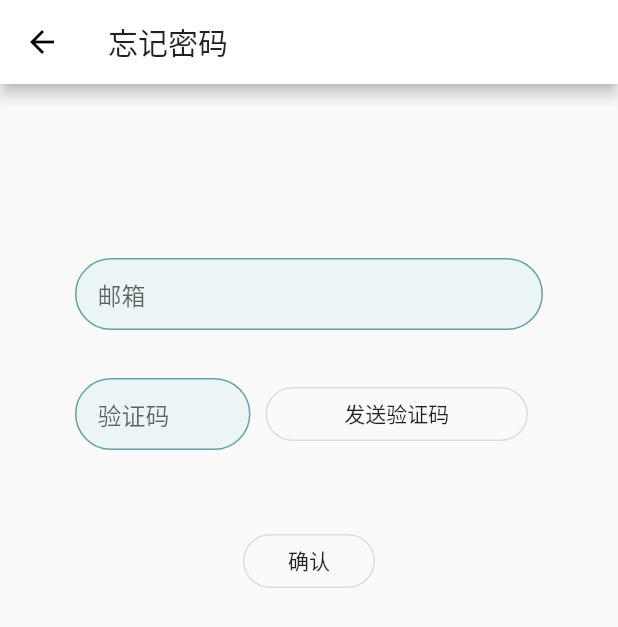
After one commit to ReevooQuiz/Sofia, a Flutter app: the Login screen opened directly, after a tap on "忘记密码？", on a phone screen of 412 x 824 dp. The commit adds this screen. Shown: the top 627 px of the screen. Run offline on Flutter 3.47's test engine with Material 2 defaults, Android fonts, the phone set to English and light mode, and no system bars; our stand-ins replace image_picker, mvc_pattern; accounts and stored records are empty.

Commit message:
feat: forget password fix: an issue that cause confirm password wrongly checked

```diff
--- a/mobile/lib/src/controller/home.dart
+++ b/mobile/lib/src/controller/home.dart
@@ -1,6 +1,7 @@
 import 'package:flutter/cupertino.dart';
 import 'package:flutter/material.dart';
 import 'package:mobile/src/controller.dart';
+import 'package:mobile/src/view.dart';
 
 class HomeCon extends ControllerMVC {
   static HomeCon _this;
--- a/mobile/lib/src/model/answer.dart
+++ b/mobile/lib/src/model/answer.dart
@@ -1,4 +1,3 @@
-
 class Answer {
   final int answerId;
   final int answerer;
@@ -33,5 +32,6 @@ class Answer {
         json['like_count'],
         DateTime.tryParse(json['time']));
   }
-  Map<String, dynamic> toJson()=>{'qid':this.questionId,'content':this.content};
+  Map<String, dynamic> toJson() =>
+      {'qid': this.questionId, 'content': this.content};
 }
--- a/mobile/lib/src/view.dart
+++ b/mobile/lib/src/view.dart
@@ -6,3 +6,6 @@ export 'view/hotlist.dart';
 export 'view/me.dart';
 export 'view/timeline.dart';
 export 'view/list_component/question.dart';
+export 'view/signin.dart';
+export 'view/forget_password.dart';
+export 'view/account/verify_code_button.dart';
--- /dev/null
+++ b/mobile/lib/src/view/account/verify_code_button.dart
@@ -0,0 +1,55 @@
+import 'dart:async';
+
+import 'package:flutter/cupertino.dart';
+import 'package:flutter/material.dart';
+import 'package:mobile/src/controller.dart';
+
+class VerifyCodeButton extends StatefulWidget {
+  @override
+  State<StatefulWidget> createState() => _EmailVaildater();
+}
+
+class _EmailVaildater extends StateMVC<VerifyCodeButton> {
+  AccountCon _accountCon;
+  bool _sendState;
+  int _countDown;
+  _EmailVaildater() : super(AccountCon()) {
+    _accountCon = AccountCon.con;
+    _countDown = 60;
+    _sendState = false;
+  }
+  @override
+  Widget build(BuildContext context) {
+    if (_sendState == false) {
+      return OutlineButton(onPressed: _startTimer, child: Text('发送验证码'));
+    } else {
+      return OutlineButton(
+          onPressed: null, child: Text(_countDown.toString() + '秒后重新发送'));
+    }
+  }
+
+  void _startTimer() async {
+    const oneSec = const Duration(seconds: 1);
+    _sendState = true;
+    if (await _accountCon.verifyEmail()) {
+      Scaffold.of(context)
+          .showSnackBar(SnackBar(content: Text('已向邮箱发送验证码，请注意查收。')));
+      new Timer.periodic(
+        oneSec,
+        (Timer timer) {
+          if (_countDown == 0) {
+            setState(() {
+              timer.cancel();
+              _countDown = 60;
+              _sendState = false;
+            });
+          } else {
+            setState(() {
+              _countDown--;
+            });
+          }
+        },
+      );
+    }
+  }
+}
--- /dev/null
+++ b/mobile/lib/src/view/forget_password.dart
@@ -0,0 +1,149 @@
+import 'package:flutter/cupertino.dart';
+import 'package:flutter/material.dart';
+import 'package:mobile/src/view.dart';
+import 'package:mvc_pattern/mvc_pattern.dart';
+import 'package:mobile/src/controller.dart';
+
+class ForgetPassword extends StatefulWidget {
+  @override
+  _ForgetPasswordState createState() => _ForgetPasswordState();
+}
+
+class _ForgetPasswordState extends StateMVC<ForgetPassword> {
+  AccountCon _accountCon;
+  bool _change = false;
+  _ForgetPasswordState() : super(AccountCon()) {
+    _accountCon = AccountCon.con;
+    _accountCon.changePwTrigger = () => _changePassword();
+  }
+
+  void _changePassword() {
+    setState(() {
+      _change = true;
+    });
+  }
+
+  @override
+  Widget build(BuildContext context) {
+    if (_change)
+      return Padding(
+          padding: const EdgeInsets.symmetric(vertical: 100),
+          child: Form(
+            key: _accountCon.changeFormKey,
+            child: Column(
+              mainAxisAlignment: MainAxisAlignment.center,
+              children: [
+                Padding(
+                  padding: const EdgeInsets.symmetric(
+                      vertical: 16.0, horizontal: 50.0),
+                  child: TextFormField(
+                    decoration: const InputDecoration(hintText: '密码'),
+                    validator: (value) {
+                      if (value.isEmpty) {
+                        return '请输入密码';
+                      }
+                      if (value.trim().length < 6) return '请输入至少6位的密码';
+                      return null;
+                    },
+                    obscureText: true,
+                    onChanged: (value) {
+                      _accountCon.password = value;
+                    },
+                    onSaved: (value) {
+                      _accountCon.password = value;
+                    },
+                    textInputAction: TextInputAction.next,
+                  ),
+                ),
+                Padding(
+                  padding: const EdgeInsets.symmetric(
+                      vertical: 16.0, horizontal: 50.0),
+                  child: TextFormField(
+                    decoration: const InputDecoration(hintText: '确认密码'),
+                    validator: (value) {
+                      if (value.isEmpty) return '请再次输入密码';
+                      if (_accountCon.validPassword(value) == false)
+                        return '两次输入密码不一致';
+                      return null;
+                    },
+                    obscureText: true,
+                    onSaved: (value) {
+                      _accountCon.password = value;
+                    },
+                    textInputAction: TextInputAction.next,
+                  ),
+                ),
+                _accountCon.changePassword
+              ],
+            ),
+          ));
+    return Padding(
+        padding: const EdgeInsets.symmetric(vertical: 100),
+        child: Column(
+          mainAxisAlignment: MainAxisAlignment.center,
+          children: [
+            Form(
+              key: _accountCon.forgetFormKey,
+              child: Column(
+                crossAxisAlignment: CrossAxisAlignment.center,
+                children: <Widget>[
+                  Padding(
+                    padding: const EdgeInsets.symmetric(
+                        vertical: 16.0, horizontal: 50.0),
+                    child: TextFormField(
+                      decoration: const InputDecoration(hintText: '邮箱'),
+                      validator: (value) {
+                        if (value.trim().isEmpty) return '请输入邮箱';
+                        if (_accountCon.isEmail(value) == false)
+                          return '请输入正确格式的电子邮箱地址';
+                        return null;
+                      },
+                      onSaved: (value) {
+                        _accountCon.email = value;
+                      },
+                      textInputAction: TextInputAction.next,
+                    ),
+                  ),
+                  Padding(
+                      padding: const EdgeInsets.symmetric(
+                          vertical: 16.0, horizontal: 50.0),
+                      child: Column(children: [
+                        Row(
+                          mainAxisAlignment: MainAxisAlignment.spaceEvenly,
+                          mainAxisSize: MainAxisSize.min,
+                          children: [
+                            Expanded(
+                                flex: 3,
+                                child: TextFormField(
+                                  decoration:
+                                      const InputDecoration(hintText: '验证码'),
+                                  onSaved: (value) {
+                                    _accountCon.code = value;
+                                  },
+                                  validator: (value) =>
+                                      _accountCon.validateCode(value)
+                                          ? null
+                                          : '输入验证码',
+                                  textInputAction: TextInputAction.next,
+                                )),
+                            Expanded(
+                                flex: 5,
+                                child: Padding(
+                                  child: VerifyCodeButton(),
+                                  padding: const EdgeInsets.symmetric(
+                                      horizontal: 10.0),
+                                ))
+                          ],
+                        ),
+                        Padding(
+                          padding: const EdgeInsets.symmetric(vertical: 50.0),
+                          child: _accountCon.codeVerifier,
+                        )
+                      ])),
+                ],
+              ),
+            )
+          ],
+        ));
+  }
+}
--- a/mobile/lib/src/view/login.dart
+++ b/mobile/lib/src/view/login.dart
@@ -1,6 +1,7 @@
 import 'package:flutter/cupertino.dart';
 import 'package:flutter/material.dart';
 import 'package:mobile/src/controller/account.dart';
+import 'package:mobile/src/view.dart';
 import 'package:mvc_pattern/mvc_pattern.dart';
 
 class Login extends StatefulWidget {
@@ -10,44 +11,58 @@ class Login extends StatefulWidget {
 
 class LoginState extends StateMVC<Login> {
   AccountCon _accountCon;
-
+  String _title;
   LoginState() : super(AccountCon()) {
     _accountCon = AccountCon.con;
+    _accountCon.forgetTrigger = () => forgetPassword();
+    _title = '登录';
+  }
+  void forgetPassword() {
+    setState(() {
+      if (_title == '登录')
+        _title = '忘记密码';
+      else
+        _title = '登录';
+    });
   }
 
   @override
   Widget build(BuildContext context) {
     return Scaffold(
         appBar: AppBar(
-          title: Text("登录"),
+          title: Text(_title),
+          leading: _title == '登录'
+              ? null
+              : IconButton(
+                  icon: Icon(Icons.arrow_back),
+                  onPressed: () => forgetPassword()),
           backgroundColor: Colors.white,
         ),
-        body: SingleChildScrollView(
-            child: Padding(
+        body: SingleChildScrollView(child: _form()));
+  }
+
+  Widget _form() {
+    if (_title == '登录') {
+      return Padding(
           padding: EdgeInsets.symmetric(vertical: 100),
-                child: Column(
-                    mainAxisAlignment: MainAxisAlignment.center,
-                    children: [
+          child: Column(mainAxisAlignment: MainAxisAlignment.center, children: [
             Form(
                 key: _accountCon.formKey,
                 child: Column(
                   crossAxisAlignment: CrossAxisAlignment.center,
                   children: <Widget>[
                     Padding(
-                                  padding: const EdgeInsets.symmetric(
-                                      vertical: 50.0),
+                        padding: const EdgeInsets.symmetric(vertical: 50.0),
                         child: Text(
                           'Reevoo σοφία',
                           style: TextStyle(
-                                        fontSize: 30,
-                                        fontWeight: FontWeight.bold),
+                              fontSize: 30, fontWeight: FontWeight.bold),
                         )),
                     Padding(
                         padding: const EdgeInsets.symmetric(
                             vertical: 16.0, horizontal: 50.0),
                         child: TextFormField(
-                                    decoration:
-                                        const InputDecoration(hintText: '用户名'),
+                          decoration: const InputDecoration(hintText: '用户名'),
                           validator: (value) {
                             if (value.isEmpty) {
                               return '请输入用户名';
@@ -63,13 +78,15 @@ class LoginState extends StateMVC<Login> {
                       padding: const EdgeInsets.symmetric(
                           vertical: 16.0, horizontal: 50.0),
                       child: TextFormField(
-                                  decoration:
-                                      const InputDecoration(hintText: '密码'),
+                        decoration: const InputDecoration(hintText: '密码'),
                         validator: (value) {
                           if (value.isEmpty) {
                             return '请输入密码';
                           }
                           return null;
+                        },
+                        onChanged: (value) {
+                          _accountCon.password = value;
                         },
                         obscureText: true,
                         onSaved: (value) {
@@ -80,15 +97,22 @@ class LoginState extends StateMVC<Login> {
                     Padding(
                         padding: const EdgeInsets.symmetric(
                             vertical: 20.0, horizontal: 10.0),
-                                  child: Row(
+                        child: Column(
+                            mainAxisAlignment: MainAxisAlignment.center,
+                            children: [
+                              _accountCon.forgetPassword,
+                              Row(
                                   mainAxisAlignment:
                                       MainAxisAlignment.spaceEvenly,
                                   children: [
                                     _accountCon.signIn,
                                     _accountCon.login
+                                  ])
                             ])),
                   ],
                 ))
-                    ]))));
+          ]));
+    } else
+      return ForgetPassword();
   }
 }
--- a/mobile/pubspec.yaml
+++ b/mobile/pubspec.yaml
@@ -24,6 +24,7 @@ dependencies:
   flutter:
     sdk: flutter
   http: ^0.12.2
+  image_picker: ^0.6.7+14
   mvc_pattern: ^6.0.0
   cupertino_icons: ^1.0.0
   mockito: ^4.1.3
```
Also changed, not shown: mobile/lib/main.dart (+11 -8 lines), mobile/lib/src/controller/account.dart (+143 -12 lines), mobile/lib/src/model/user.dart (+32 -1 lines), mobile/lib/src/view/home.dart (+7 -10 lines), mobile/lib/src/view/signin.dart (+212 -0 lines), mobile/pubspec.lock, 1 other file. Lines whose indentation alone changed are shown as unchanged.
